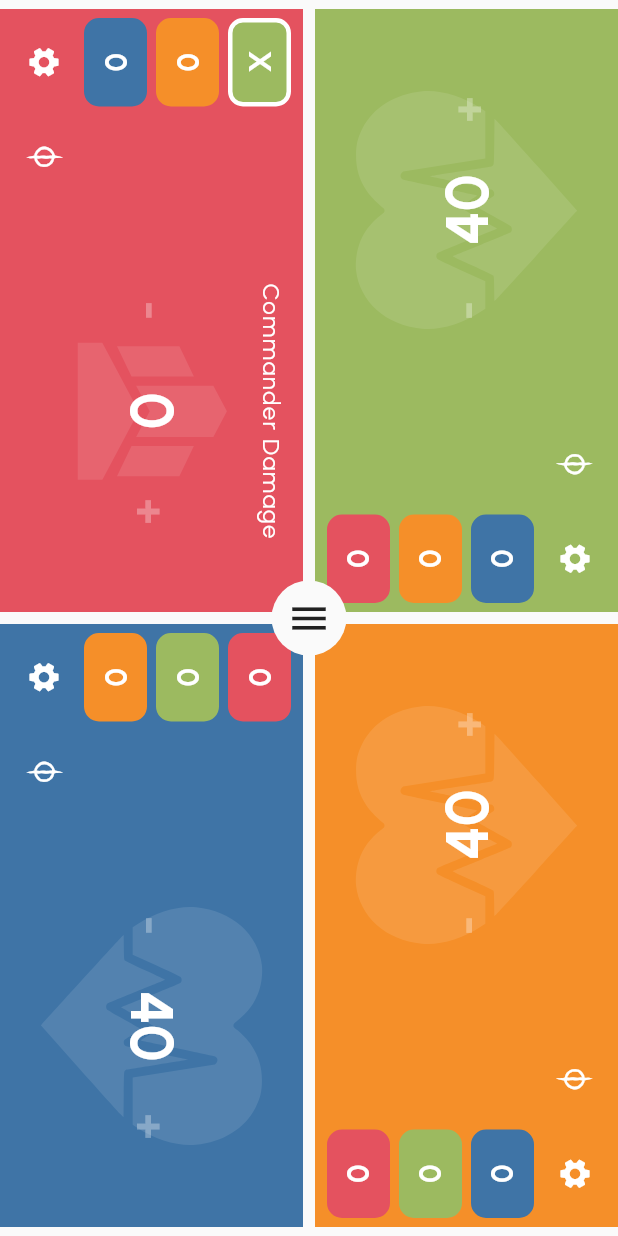
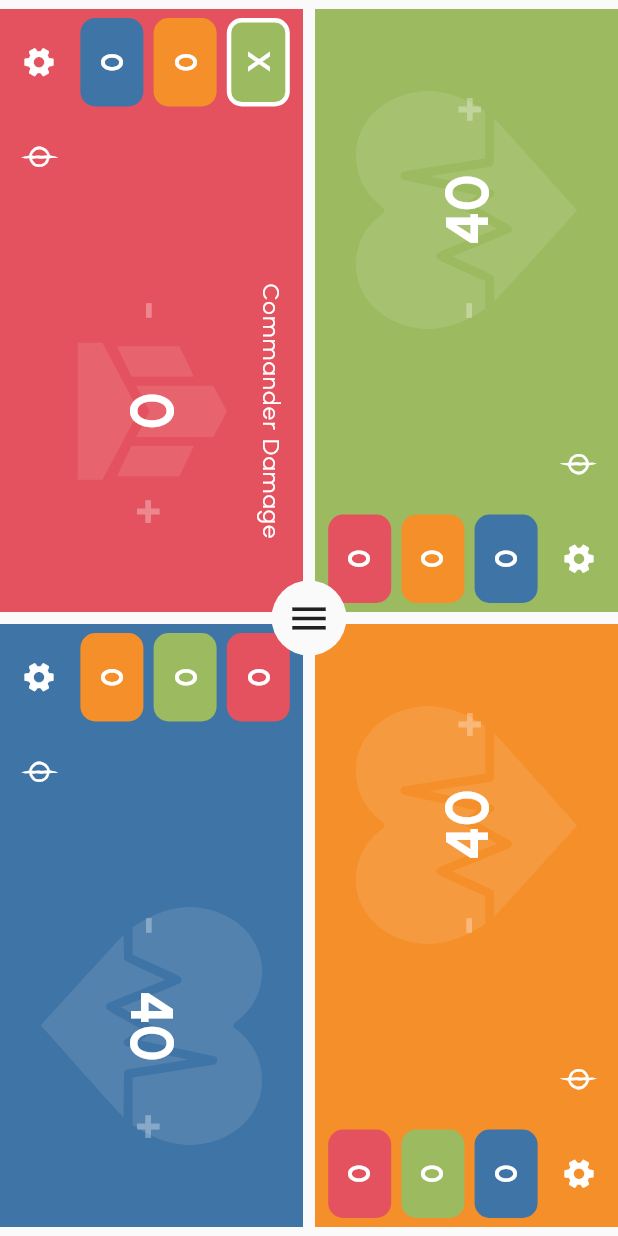
Before and after one commit to birkoss/mtg-tracker, a Flutter app: the screen it shows after launch, after a tap on an icon or button, on a phone screen of 412 x 824 dp. Run offline on Flutter 3.47's test engine with Material 2 defaults, Android fonts, the phone set to English and light mode, and no system bars; our stand-ins replace flutter_svg, google_fonts, shared_preferences, wakelock.

Commit message:
Tweaking UI issues

```diff
--- a/lib/widgets/boxes/player/player_box_panel.dart
+++ b/lib/widgets/boxes/player/player_box_panel.dart
@@ -111,7 +111,7 @@ class _PanelBoxPanelState extends State<PanelBoxPanel> {
           Expanded(
             flex: 1,
             child: Container(
-              padding: const EdgeInsets.all(4),
+              padding: const EdgeInsets.only(top: 4, left: 4, right: 4),
               child: Column(
                 mainAxisAlignment: MainAxisAlignment.spaceEvenly,
                 crossAxisAlignment: CrossAxisAlignment.center,
--- a/lib/widgets/boxes/player/player_box_settings.dart
+++ b/lib/widgets/boxes/player/player_box_settings.dart
@@ -55,7 +55,7 @@ class _PlayerBoxSettingsState extends State<PlayerBoxSettings>
   @override
   Widget build(BuildContext context) {
     return Padding(
-      padding: const EdgeInsets.all(6),
+      padding: const EdgeInsets.only(top: 6, left: 6, right: 6),
       child: AnimatedSlide(
         offset: Offset(0, _isVisible ? 0 : 1.1),
         onEnd: () {
```
